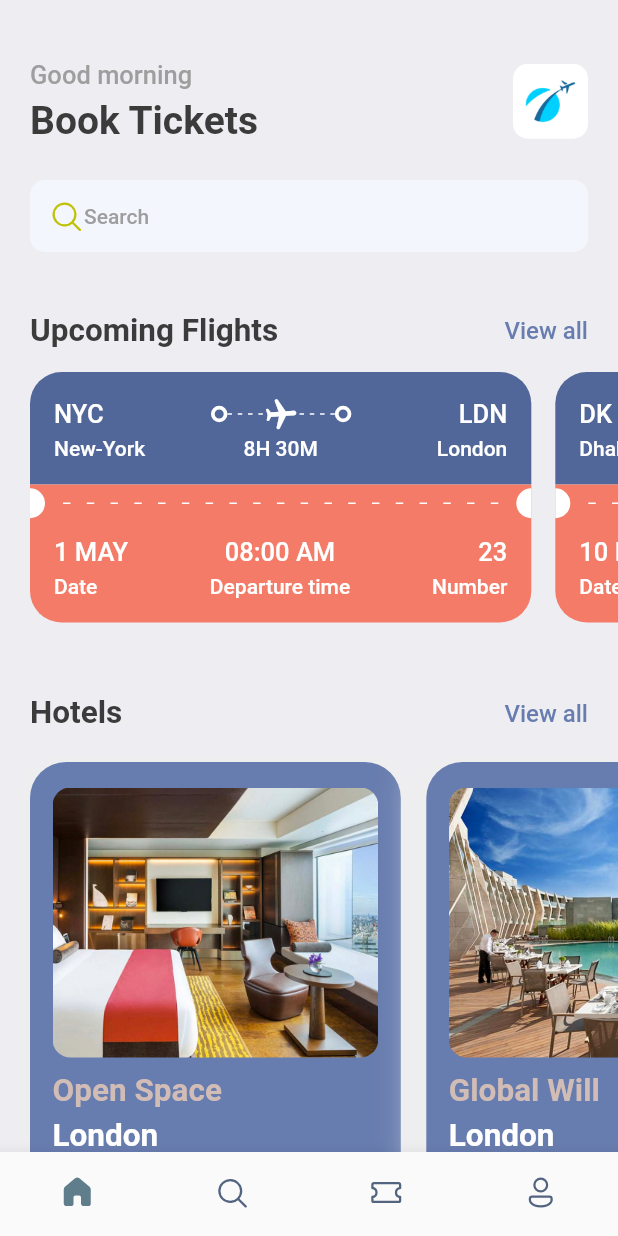
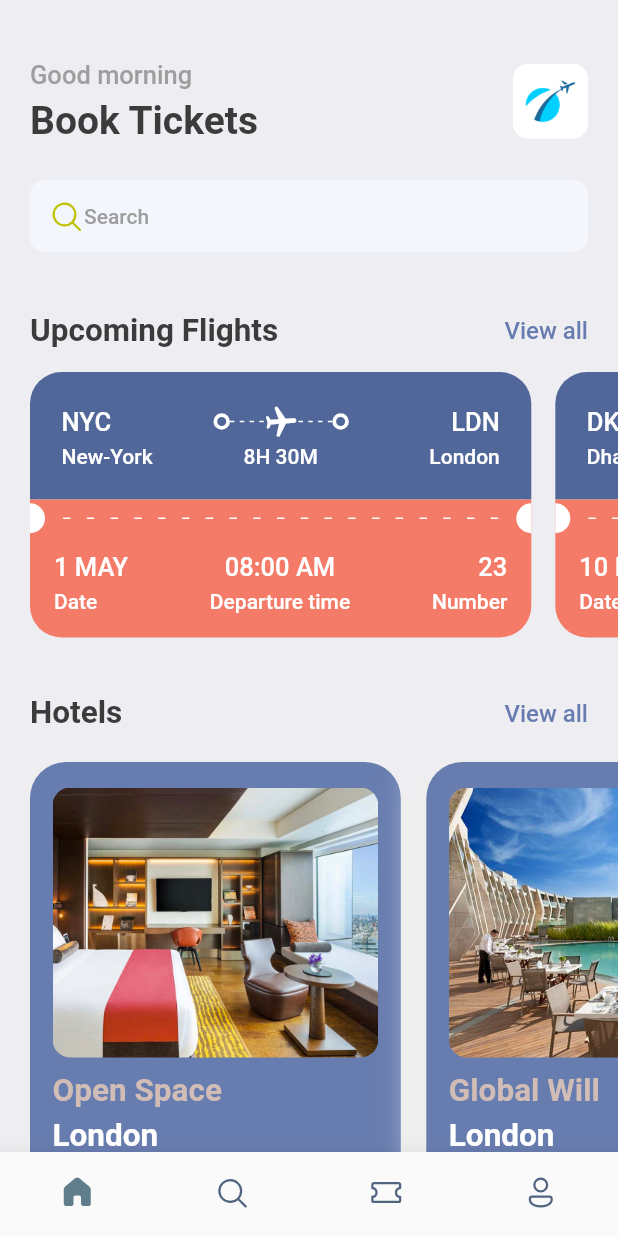
Before and after one commit to ErickPimentel/booktickets, a Flutter app: the screen it shows after launch, on a phone screen of 412 x 824 dp. Run offline on Flutter 3.47's test engine with Material 2 defaults, Android fonts, the phone set to English and light mode, and no system bars; our stand-ins replace fluentui_icons, gap, get.

Commit message:
add Get dependency to pubspec.yaml file

```diff
--- a/lib/screens/hotel_screen.dart
+++ b/lib/screens/hotel_screen.dart
@@ -13,7 +13,7 @@ class HotelScreen extends StatelessWidget {
     final size = AppLayout.getSize(context);
     return Container(
       width: size.width * 0.6,
-      height: 350,
+      height: AppLayout.getHeight(350),
       padding: const EdgeInsets.symmetric(horizontal: 15, vertical: 17),
       margin: const EdgeInsets.only(right: 17, top: 5),
       decoration: BoxDecoration(
@@ -31,7 +31,7 @@ class HotelScreen extends StatelessWidget {
         crossAxisAlignment: CrossAxisAlignment.start,
         children: [
           Container(
-            height: 180,
+            height: AppLayout.getHeight(180),
             decoration: BoxDecoration(
               borderRadius: BorderRadius.circular(12),
               color: Styles.primaryColor,
--- a/lib/screens/ticket_view.dart
+++ b/lib/screens/ticket_view.dart
@@ -14,17 +14,17 @@ class TicketView extends StatelessWidget {
     final size = AppLayout.getSize(context);
     return SizedBox(
       width: size.width * 0.85,
-      height: 200,
+      height: AppLayout.getHeight(200),
       child: Container(
-        margin: const EdgeInsets.only(right: 16),
+        margin: EdgeInsets.only(right: AppLayout.getHeight(16)),
         child: Column(
           children: [
             Container(
-              decoration: const BoxDecoration(
-                color: Color(0xFF526799),
-                borderRadius: BorderRadius.only(topLeft: Radius.circular(21), topRight: Radius.circular(21))
+              decoration: BoxDecoration(
+                color: const Color(0xFF526799),
+                borderRadius: BorderRadius.only(topLeft: Radius.circular(AppLayout.getHeight(21)), topRight: Radius.circular(AppLayout.getHeight(21)))
               ),
-              padding: const EdgeInsets.all(16),
+              padding: EdgeInsets.all(AppLayout.getHeight(21)),
               child: Column(
                 children: [
                   Row(
@@ -36,7 +36,7 @@ class TicketView extends StatelessWidget {
                       Expanded(child: Stack(
                         children: [
                           SizedBox(
-                            height: 24,
+                            height: AppLayout.getHeight(24),
                             child: LayoutBuilder(
 
                               builder: (BuildContext context, BoxConstraints constraints) {
@@ -67,11 +67,11 @@ class TicketView extends StatelessWidget {
                     mainAxisAlignment: MainAxisAlignment.spaceBetween,
                     children: [
                       SizedBox(
-                        width: 100, child:Text(ticket['from']['name'], style: Styles.headLineStyle4.copyWith(color: Colors.white),),
+                        width: AppLayout.getWidth(100), child:Text(ticket['from']['name'], style: Styles.headLineStyle4.copyWith(color: Colors.white),),
                       ),
                       Text(ticket['flying_time'], style: Styles.headLineStyle4.copyWith(color: Colors.white),),
                       SizedBox(
-                        width: 100, child:Text(ticket['to']['name'], textAlign: TextAlign.end, style: Styles.headLineStyle4.copyWith(color: Colors.white),),
+                        width: AppLayout.getWidth(100), child:Text(ticket['to']['name'], textAlign: TextAlign.end, style: Styles.headLineStyle4.copyWith(color: Colors.white),),
                       ),
                     ],
                   )
@@ -82,29 +82,29 @@ class TicketView extends StatelessWidget {
               color: Styles.orangeColor,
               child: Row(
                 children: [
-                  const SizedBox(
-                    height: 20,
-                    width: 10,
+                  SizedBox(
+                    height: AppLayout.getHeight(20),
+                    width: AppLayout.getWidth(10),
                     child: DecoratedBox(
                       decoration: BoxDecoration(
                           color: Colors.white,
                           borderRadius: BorderRadius.only(
-                          topRight: Radius.circular(10),
-                          bottomRight: Radius.circular(10)
+                          topRight: Radius.circular(AppLayout.getHeight(10)),
+                          bottomRight: Radius.circular(AppLayout.getHeight(10))
                         )
                       ),
                     ),
                   ),
                   Expanded(child: Padding(
-                    padding: const EdgeInsets.all(12.0),
+                    padding: EdgeInsets.all(AppLayout.getHeight(12)),
                     child: LayoutBuilder(
                       builder: (BuildContext context, BoxConstraints constraints) {
                         return Flex(
                             direction: Axis.horizontal,
                             mainAxisAlignment: MainAxisAlignment.spaceBetween,
                             mainAxisSize: MainAxisSize.max,
-                            children: List.generate((constraints.constrainWidth()/15).floor(), (index) => const SizedBox(
-                              width: 5, height: 1,
+                            children: List.generate((constraints.constrainWidth()/15).floor(), (index) => SizedBox(
+                              width: AppLayout.getWidth(5), height: AppLayout.getHeight(1),
                               child: DecoratedBox(
                                 decoration: BoxDecoration(
                                     color: Colors.white
@@ -114,9 +114,9 @@ class TicketView extends StatelessWidget {
                         );
                       },),
                   )),
-                  const SizedBox(
-                    height: 20,
-                    width: 10,
+                  SizedBox(
+                    height: AppLayout.getHeight(20),
+                    width: AppLayout.getWidth(10),
                     child: DecoratedBox(
                       decoration: BoxDecoration(
                           color: Colors.white,
--- a/lib/utils/app_layout.dart
+++ b/lib/utils/app_layout.dart
@@ -1,7 +1,26 @@
 import 'package:flutter/cupertino.dart';
+import 'package:get/get.dart';
 
 class AppLayout{
   static getSize(BuildContext context){
     return MediaQuery.of(context).size;
   }
+
+  static getScreenHeight(){
+    return Get.height;
+  }
+
+  static getScreenWidth(){
+    return Get.width;
+  }
+
+  static getHeight(double pixels){
+    double x = getScreenHeight()/pixels;
+    return getScreenHeight()/x;
+  }
+
+  static getWidth(double pixels){
+    double x = getScreenWidth()/pixels;
+    return getScreenWidth()/x;
+  }
 }
--- a/pubspec.yaml
+++ b/pubspec.yaml
@@ -37,6 +37,7 @@ dependencies:
   # Use with the CupertinoIcons class for iOS style icons.
   cupertino_icons: ^1.0.2
   fluentui_icons: ^1.0.0
+  get:
   gap: ^2.0.0
 
 dev_dependencies:
```
Also changed, not shown: pubspec.lock.
